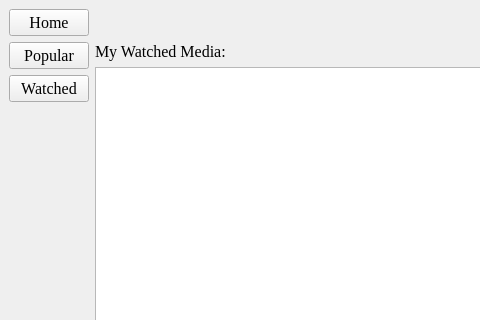
First picture: the form in PlotTalk/dashboard.ui, repository allanhaywood/CS441, before the edit; both pictures show x 0 to 480 and y 0 to 320 of the 1433 by 602 pixel window.
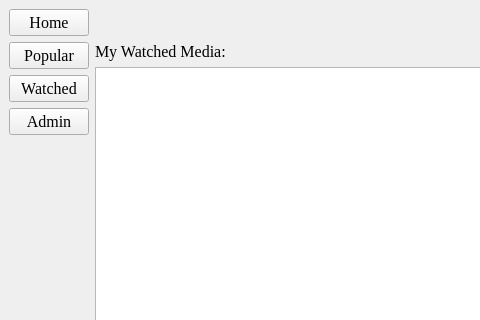
Second picture: the form after the edit.

Commit message: Added admin page to dashboard

Patch:
```diff
--- a/PlotTalk/dashboard.ui
+++ b/PlotTalk/dashboard.ui
@@ -411,6 +411,19 @@
         </widget>
        </widget>
       </item>
+      <item row="4" column="0">
+       <widget class="QPushButton" name="adminButton">
+        <property name="font">
+         <font>
+          <family>Georgia</family>
+          <pointsize>12</pointsize>
+         </font>
+        </property>
+        <property name="text">
+         <string>Admin</string>
+        </property>
+       </widget>
+      </item>
      </layout>
     </item>
    </layout>
```
Left out of the diff: 80 changed lines with no effect on the pictures. The commit also changes 9 other files.
